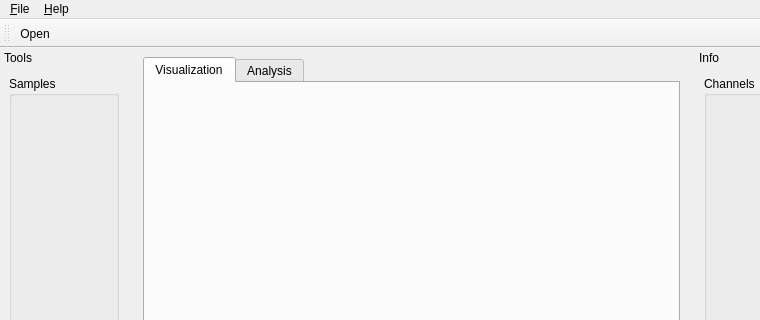
Old version of the form resources/ui/MainWindow.ui in the repository ch-king/HistoSlider; both pictures show x 0 to 760 and y 0 to 320 of the 845 by 631 pixel window.
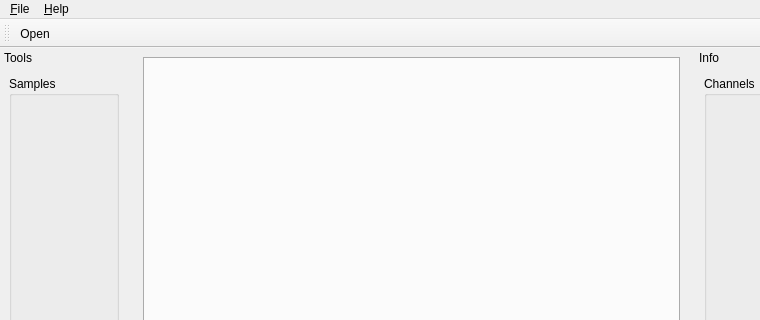
New version of the form.

```diff
--- a/resources/ui/MainWindow.ui
+++ b/resources/ui/MainWindow.ui
@@ -26,16 +26,6 @@
       <property name="tabBarAutoHide">
        <bool>false</bool>
       </property>
-      <widget class="QWidget" name="tabVisualization">
-       <attribute name="title">
-        <string>Visualization</string>
-       </attribute>
-      </widget>
-      <widget class="QWidget" name="tabAnalysis">
-       <attribute name="title">
-        <string>Analysis</string>
-       </attribute>
-      </widget>
      </widget>
     </item>
    </layout>
```
Left out of the diff: 4 changed lines with no effect on the pictures.
